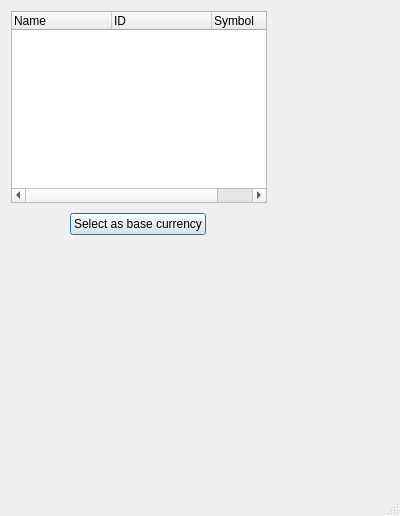
KDE/kmymoney, file kmymoney/dialogs/kcurrencyeditdlgdecl.ui: the form before one commit.
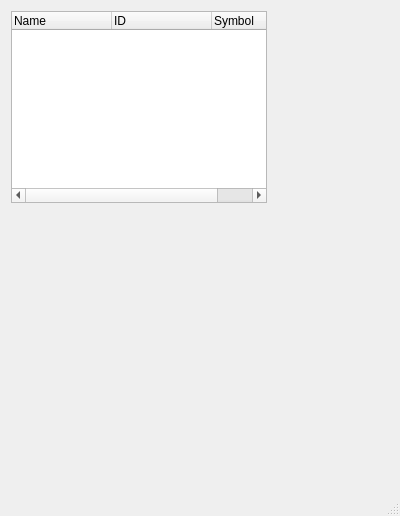
The form after the commit. Custom widgets are drawn as their Qt base class.

Commit message: Changed the Ok button of Currency editor to Close and changed the layout a little to make more use of the standard KDialog features

What changed in the file:
```diff
--- a/kmymoney/dialogs/kcurrencyeditdlgdecl.ui
+++ b/kmymoney/dialogs/kcurrencyeditdlgdecl.ui
@@ -53,64 +53,6 @@
            </column>
           </widget>
          </item>
-         <item>
-          <widget class="QFrame" name="m_baseCurrencyFrame">
-           <property name="frameShape">
-            <enum>QFrame::NoFrame</enum>
-           </property>
-           <property name="frameShadow">
-            <enum>QFrame::Plain</enum>
-           </property>
-           <layout class="QVBoxLayout">
-            <property name="margin">
-             <number>0</number>
-            </property>
-            <item>
-             <layout class="QHBoxLayout">
-              <item>
-               <spacer name="spacer2">
-                <property name="orientation">
-                 <enum>Qt::Horizontal</enum>
-                </property>
-                <property name="sizeType">
-                 <enum>QSizePolicy::Expanding</enum>
-                </property>
-                <property name="sizeHint" stdset="0">
-                 <size>
-                  <width>51</width>
-                  <height>21</height>
-                 </size>
-                </property>
-               </spacer>
-              </item>
-              <item>
-               <widget class="KPushButton" name="m_baseCurrencyButton">
-                <property name="text">
-                 <string>Select as base currency</string>
-                </property>
-               </widget>
-              </item>
-              <item>
-               <spacer name="spacer3">
-                <property name="orientation">
-                 <enum>Qt::Horizontal</enum>
-                </property>
-                <property name="sizeType">
-                 <enum>QSizePolicy::Expanding</enum>
-                </property>
-                <property name="sizeHint" stdset="0">
-                 <size>
-                  <width>61</width>
-                  <height>31</height>
-                 </size>
-                </property>
-               </spacer>
-              </item>
-             </layout>
-            </item>
-           </layout>
-          </widget>
-         </item>
         </layout>
        </item>
       </layout>
```
The commit also changes 1 other file.
